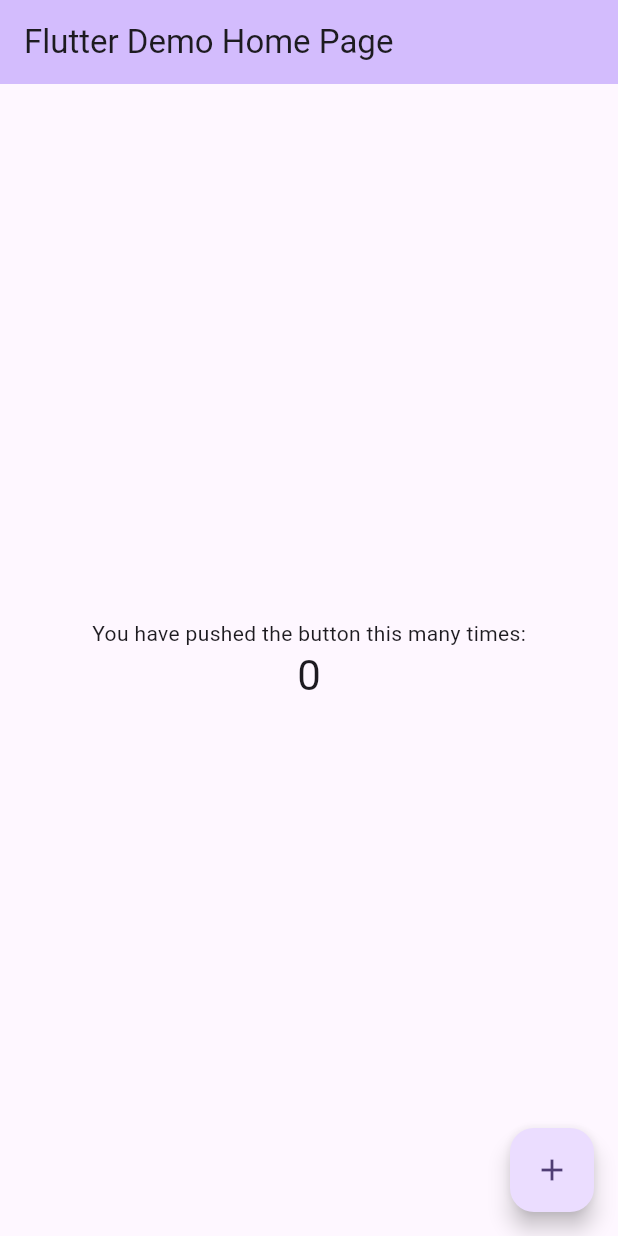
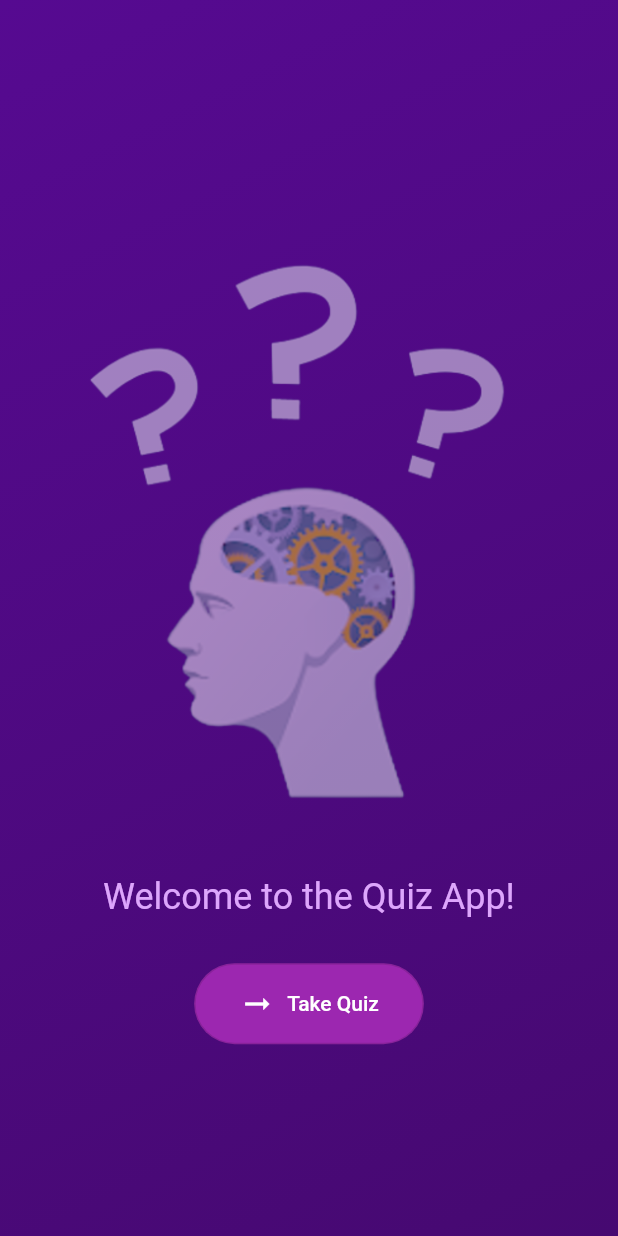
Before and after one commit to willy-dev/Advanced_Flutter, a Flutter app: the screen it shows after launch, on a phone screen of 412 x 824 dp. Run offline on Flutter 3.47's test engine with Material 2 defaults, Android fonts, the phone set to English and light mode, and no system bars.

Commit message:
Back at it

```diff
--- /dev/null
+++ b/lib/data/questions.dart
@@ -0,0 +1,55 @@
+import 'package:adv_basics/models/quiz_question.dart';
+
+const questions = [
+  QuizQuestion(
+    'What are the main building blocks of Flutter UIs?',
+    [
+      'Widgets',
+      'Components',
+      'Blocks',
+      'Functions',
+    ],
+  ),
+  QuizQuestion('How are Flutter UIs built?', [
+    'By combining widgets in code',
+    'By combining widgets in a visual editor',
+    'By defining widgets in config files',
+    'By using XCode for iOS and Android Studio for Android',
+  ]),
+  QuizQuestion(
+    'What\'s the purpose of a StatefulWidget?',
+    [
+      'Update UI as data changes',
+      'Update data as UI changes',
+      'Ignore data changes',
+      'Render UI that does not depend on data',
+    ],
+  ),
+  QuizQuestion(
+    'Which widget should you try to use more often: StatelessWidget or StatefulWidget?',
+    [
+      'StatelessWidget',
+      'StatefulWidget',
+      'Both are equally good',
+      'None of the above',
+    ],
+  ),
+  QuizQuestion(
+    'What happens if you change data in a StatelessWidget?',
+    [
+      'The UI is not updated',
+      'The UI is updated',
+      'The closest StatefulWidget is updated',
+      'Any nested StatefulWidgets are updated',
+    ],
+  ),
+  QuizQuestion(
+    'How should you update data inside of StatefulWidgets?',
+    [
+      'By calling setState()',
+      'By calling updateData()',
+      'By calling updateUI()',
+      'By calling updateState()',
+    ],
+  ),
+];
--- a/lib/main.dart
+++ b/lib/main.dart
@@ -1,125 +1,6 @@
+import 'package:adv_basics/quiz.dart';
 import 'package:flutter/material.dart';
 
 void main() {
-  runApp(const MyApp());
+  runApp(const Quiz());
 }
-
-class MyApp extends StatelessWidget {
-  const MyApp({super.key});
-
-  // This widget is the root of your application.
-  @override
-  Widget build(BuildContext context) {
-    return MaterialApp(
-      title: 'Flutter Demo',
-      theme: ThemeData(
-        // This is the theme of your application.
-        //
-        // TRY THIS: Try running your application with "flutter run". You'll see
-        // the application has a blue toolbar. Then, without quitting the app,
-        // try changing the seedColor in the colorScheme below to Colors.green
-        // and then invoke "hot reload" (save your changes or press the "hot
-        // reload" button in a Flutter-supported IDE, or press "r" if you used
-        // the command line to start the app).
-        //
-        // Notice that the counter didn't reset back to zero; the application
-        // state is not lost during the reload. To reset the state, use hot
-        // restart instead.
-        //
-        // This works for code too, not just values: Most code changes can be
-        // tested with just a hot reload.
-        colorScheme: ColorScheme.fromSeed(seedColor: Colors.deepPurple),
-        useMaterial3: true,
-      ),
-      home: const MyHomePage(title: 'Flutter Demo Home Page'),
-    );
-  }
-}
-
-class MyHomePage extends StatefulWidget {
-  const MyHomePage({super.key, required this.title});
-
-  // This widget is the home page of your application. It is stateful, meaning
-  // that it has a State object (defined below) that contains fields that affect
-  // how it looks.
-
-  // This class is the configuration for the state. It holds the values (in this
-  // case the title) provided by the parent (in this case the App widget) and
-  // used by the build method of the State. Fields in a Widget subclass are
-  // always marked "final".
-
-  final String title;
-
-  @override
-  State<MyHomePage> createState() => _MyHomePageState();
-}
-
-class _MyHomePageState extends State<MyHomePage> {
-  int _counter = 0;
-
-  void _incrementCounter() {
-    setState(() {
-      // This call to setState tells the Flutter framework that something has
-      // changed in this State, which causes it to rerun the build method below
-      // so that the display can reflect the updated values. If we changed
-      // _counter without calling setState(), then the build method would not be
-      // called again, and so nothing would appear to happen.
-      _counter++;
-    });
-  }
-
-  @override
-  Widget build(BuildContext context) {
-    // This method is rerun every time setState is called, for instance as done
-    // by the _incrementCounter method above.
-    //
-    // The Flutter framework has been optimized to make rerunning build methods
-    // fast, so that you can just rebuild anything that needs updating rather
-    // than having to individually change instances of widgets.
-    return Scaffold(
-      appBar: AppBar(
-        // TRY THIS: Try changing the color here to a specific color (to
-        // Colors.amber, perhaps?) and trigger a hot reload to see the AppBar
-        // change color while the other colors stay the same.
-        backgroundColor: Theme.of(context).colorScheme.inversePrimary,
-        // Here we take the value from the MyHomePage object that was created by
-        // the App.build method, and use it to set our appbar title.
-        title: Text(widget.title),
-      ),
-      body: Center(
-        // Center is a layout widget. It takes a single child and positions it
-        // in the middle of the parent.
-        child: Column(
-          // Column is also a layout widget. It takes a list of children and
-          // arranges them vertically. By default, it sizes itself to fit its
-          // children horizontally, and tries to be as tall as its parent.
-          //
-          // Column has various properties to control how it sizes itself and
-          // how it positions its children. Here we use mainAxisAlignment to
-          // center the children vertically; the main axis here is the vertical
-          // axis because Columns are vertical (the cross axis would be
-          // horizontal).
-          //
-          // TRY THIS: Invoke "debug painting" (choose the "Toggle Debug Paint"
-          // action in the IDE, or press "p" in the console), to see the
-          // wireframe for each widget.
-          mainAxisAlignment: MainAxisAlignment.center,
-          children: <Widget>[
-            const Text(
-              'You have pushed the button this many times:',
-            ),
-            Text(
-              '$_counter',
-              style: Theme.of(context).textTheme.headlineMedium,
-            ),
-          ],
-        ),
-      ),
-      floatingActionButton: FloatingActionButton(
-        onPressed: _incrementCounter,
-        tooltip: 'Increment',
-        child: const Icon(Icons.add),
-      ), // This trailing comma makes auto-formatting nicer for build methods.
-    );
-  }
-}
--- /dev/null
+++ b/lib/quiz.dart
@@ -0,0 +1,48 @@
+import 'package:adv_basics/questions_screen.dart';
+import 'package:flutter/material.dart';
+
+import 'package:adv_basics/start_screen.dart';
+
+class Quiz extends StatefulWidget {
+  const Quiz({super.key});
+
+  @override
+  State<Quiz> createState() => _QuizState();
+}
+
+class _QuizState extends State<Quiz> {
+  var activeScreen = 'start-screen';
+
+  void switchScreen() {
+    setState(() {
+      activeScreen = 'questions-screen';
+    });
+  }
+
+  @override
+  Widget build(context) {
+    Widget screenWidget = StartScreen(switchScreen);
+
+    if (activeScreen == 'questions-screen') {
+      screenWidget = const QuestionsScreen();
+    }
+
+    return MaterialApp(
+      home: Scaffold(
+        body: Container(
+          decoration: const BoxDecoration(
+            gradient: LinearGradient(
+              begin: Alignment.topLeft,
+              end: Alignment.bottomRight,
+              colors: [
+                Color.fromARGB(255, 86, 10, 145),
+                Color.fromARGB(255, 70, 9, 113),
+              ],
+            ),
+          ),
+          child: screenWidget,
+        ),
+      ),
+    );
+  }
+}
--- /dev/null
+++ b/lib/start_screen.dart
@@ -0,0 +1,50 @@
+import 'package:flutter/material.dart';
+//import 'package:adv_basics/questions_screen.dart';
+
+class StartScreen extends StatelessWidget {
+  const StartScreen(this.startQuiz, {super.key});
+
+  final void Function() startQuiz;
+
+  @override
+  Widget build(context) {
+    return Center(
+      child: Column(
+        mainAxisSize: MainAxisSize.min,
+        children: [
+          const Opacity(
+            opacity: 0.5,
+            child: Image(
+              image: AssetImage('assets/images/ideas.png'),
+              width: 400,
+              //color: Color.fromARGB(30, 255, 255, 255),
+            ),
+          ),
+          const SizedBox(height: 30),
+          const Text(
+            'Welcome to the Quiz App!',
+            style: TextStyle(
+              color: Color.fromARGB(255, 221, 166, 252),
+              fontSize: 24,
+            ),
+          ),
+          const SizedBox(height: 30),
+          OutlinedButton.icon(
+            onPressed: startQuiz,
+            style: OutlinedButton.styleFrom(
+              foregroundColor: Colors.white,
+              backgroundColor: Colors.purple,
+              padding: const EdgeInsets.symmetric(
+                horizontal: 30,
+                vertical: 15,
+              ),
+              shape: const StadiumBorder(),
+            ),
+            label: const Text('Take Quiz'),
+            icon: const Icon(Icons.arrow_right_alt),
+          ),
+        ],
+      ),
+    );
+  }
+}
```
Also changed, not shown: lib/answer_button.dart (added, +31 -0 lines), lib/models/quiz_question.dart (added, +12 -0 lines), lib/questions_screen.dart (added, +57 -0 lines), pubspec.yaml (+5 -6 lines), assets/images/ideas.png (added), assets/images/quiz-logo.png (added), 1 other file.
